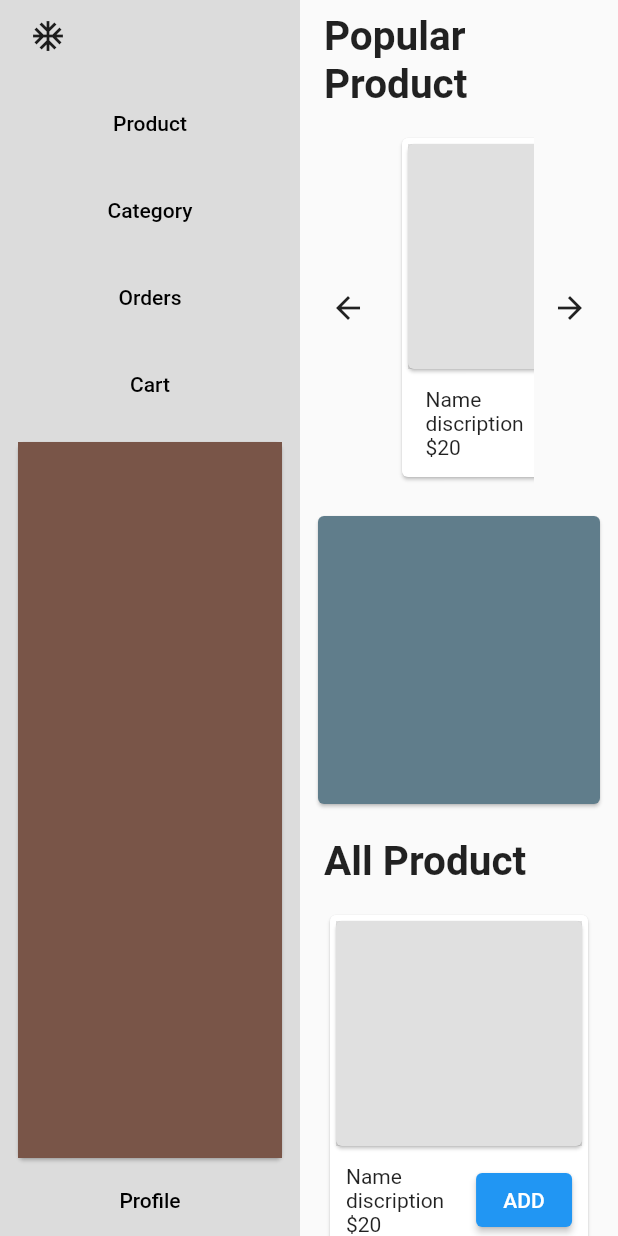
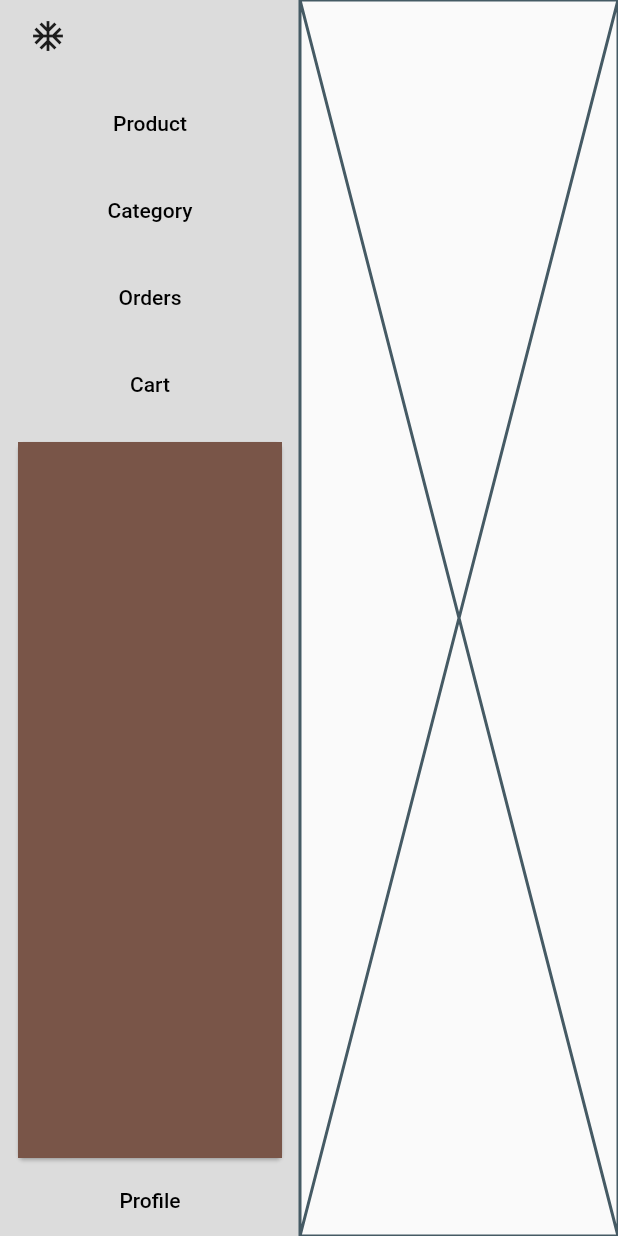
Before and after one commit to Game-devAnand/ECommerce-app-web, a Flutter app: the screen it shows after launch, after a tap on "Category", on a phone screen of 412 x 824 dp. Run offline on Flutter 3.47's test engine with Material 2 defaults, Android fonts, the phone set to English and light mode, and no system bars; our stand-ins replace get.

Commit message:
navigation check

```diff
--- /dev/null
+++ b/lib/Pages/Category.dart
@@ -0,0 +1,20 @@
+import 'package:flutter/material.dart';
+import '../home/subComponesnts/sideNavBar.dart';
+
+class CategoryPage extends StatelessWidget {
+  const CategoryPage({Key? key}) : super(key: key);
+
+  @override
+  Widget build(BuildContext context) {
+    return Scaffold(
+      body: Container(
+        child: Row(
+          children: const [
+            SideNavBar(),
+            Expanded(child: Placeholder()),
+          ],
+        ),
+      ),
+    );
+  }
+}
--- a/lib/main.dart
+++ b/lib/main.dart
@@ -1,4 +1,5 @@
 import 'package:flutter/material.dart';
+import 'package:get/get_navigation/src/root/get_material_app.dart';
 
 import 'home/homeView.dart';
 
@@ -16,7 +17,7 @@ class AppPageNav extends StatefulWidget {
 class _AppPageNavState extends State<AppPageNav> {
   @override
   Widget build(BuildContext context) {
-    return const MaterialApp(
+    return const GetMaterialApp(
       home: HomePageView(),
     );
   }
--- a/pubspec.yaml
+++ b/pubspec.yaml
@@ -35,6 +35,7 @@ dependencies:
   # The following adds the Cupertino Icons font to your application.
   # Use with the CupertinoIcons class for iOS style icons.
   cupertino_icons: ^1.0.2
+  get: ^4.6.5
 
 dev_dependencies:
   flutter_test:
```
Also changed, not shown: lib/home/subComponesnts/sideNavBar.dart (+9 -2 lines), pubspec.lock.
